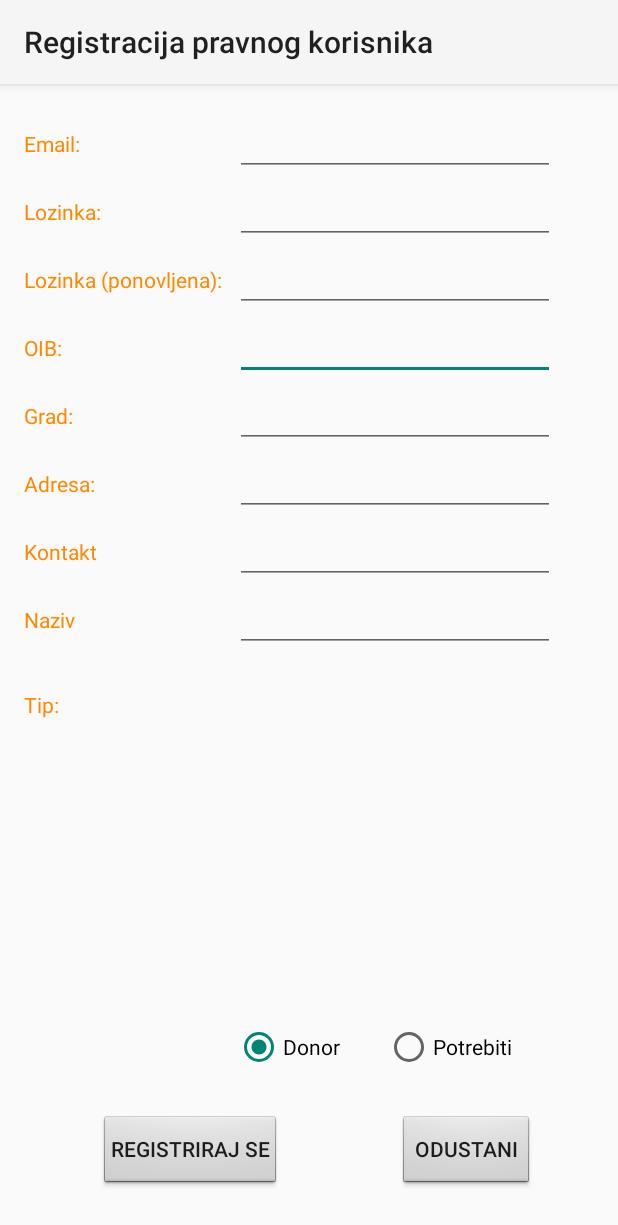
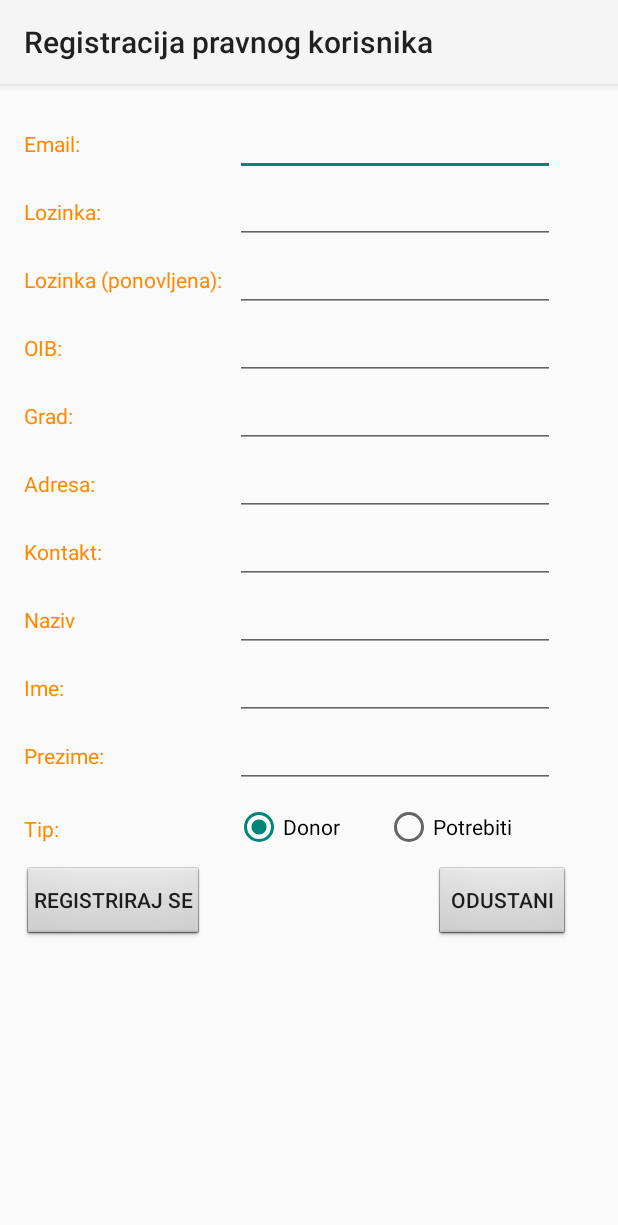
Before and after one commit to valkrhlan/FoodDonor, an Android app: the RegistracijaPravniKorisnik screen opened directly, with no data from a screen before it, on a phone screen of 412 x 824 dp. Shown: the top 1225 px of the screen. Run offline under Robolectric (Android 15) with nearby library versions, the phone set to English and light mode, and no system bars; our stand-ins replace ButterKnife.

Commit message:
Dodana dva edittext-a (ime i prezime) kod registracije pravne osobe.

```diff
--- a/FoodDonor/app/src/main/java/com/coky/app/RegistracijaPravniKorisnik.java
+++ b/FoodDonor/app/src/main/java/com/coky/app/RegistracijaPravniKorisnik.java
@@ -56,6 +56,12 @@ public class RegistracijaPravniKorisnik extends AppCompatActivity implements WsD
 
     @BindView(R.id.editNazivRP)
     EditText editNaziv;
+
+    @BindView(R.id.editImeRP)
+    EditText editIme;
+
+    @BindView(R.id.editPrezimeRP)
+    EditText editPrezime;
 
     @BindView(R.id.buttonOdustaniRP)
     Button odustani;
--- a/FoodDonor/app/src/main/res/layout/activity_registracija_pravni.xml
+++ b/FoodDonor/app/src/main/res/layout/activity_registracija_pravni.xml
@@ -1,14 +1,24 @@
 <?xml version="1.0" encoding="utf-8"?>
-<RelativeLayout xmlns:android="http://schemas.android.com/apk/res/android"
+
+<ScrollView xmlns:android="http://schemas.android.com/apk/res/android"
     xmlns:tools="http://schemas.android.com/tools"
-    android:id="@+id/activity_registracija_pravni"
+    tools:context="com.coky.app.RegistracijaPravniKorisnik"
     android:layout_width="match_parent"
     android:layout_height="match_parent"
+    android:id="@+id/activity_registracija_pravni">
+
+
+<RelativeLayout
+
+    android:layout_width="wrap_content"
+    android:layout_height="wrap_content"
     android:paddingBottom="@dimen/activity_vertical_margin"
     android:paddingLeft="@dimen/activity_horizontal_margin"
     android:paddingRight="@dimen/activity_horizontal_margin"
     android:paddingTop="@dimen/activity_vertical_margin"
-    tools:context="com.coky.app.RegistracijaPravniKorisnik">
+    >
+
+                <!-- EMAIL -->
 
     <TextView
         android:text="Email:"
@@ -24,11 +34,88 @@
     <EditText
         android:layout_width="wrap_content"
         android:layout_height="wrap_content"
+        android:inputType="textEmailAddress"
+        android:ems="10"
+        android:id="@+id/editMailRP"
+        android:layout_alignParentTop="true"
+        android:layout_alignParentEnd="true"
+        android:layout_marginEnd="26dp" />
+
+                <!-- LOZINKA -->
+
+    <TextView
+        android:textColor="@android:color/holo_orange_dark"
+        android:text="Lozinka:"
+        android:layout_width="wrap_content"
+        android:layout_height="wrap_content"
+        android:id="@+id/textView5"
+        android:layout_alignBaseline="@+id/editLozinkaRP"
+        android:layout_alignBottom="@+id/editLozinkaRP"
+        android:layout_alignParentStart="true" />
+
+    <EditText
+        android:layout_width="wrap_content"
+        android:layout_height="wrap_content"
+        android:inputType="textPassword"
+        android:ems="10"
+        android:id="@+id/editLozinkaRP"
+        android:layout_below="@+id/editMailRP"
+        android:layout_alignStart="@+id/editMailRP" />
+
+                <!-- LOZINKA PONOVLJENA -->
+
+    <TextView
+        android:textColor="@android:color/holo_orange_dark"
+        android:text="Lozinka (ponovljena):"
+        android:layout_width="wrap_content"
+        android:layout_height="wrap_content"
+        android:id="@+id/textView6"
+        android:layout_above="@+id/editOibRP"
+        android:layout_alignParentStart="true"
+        android:layout_alignBaseline="@+id/editPonovljenaRP"
+        />
+
+    <EditText
+        android:layout_width="wrap_content"
+        android:layout_height="wrap_content"
+        android:ems="10"
+        android:inputType="textPassword"
+        android:id="@+id/editPonovljenaRP"
+        android:layout_below="@+id/editLozinkaRP"
+        android:layout_alignStart="@+id/editLozinkaRP" />
+
+                <!-- OIB -->
+
+    <TextView
+        android:textColor="@android:color/holo_orange_dark"
+        android:text="OIB:"
+        android:layout_width="wrap_content"
+        android:layout_height="wrap_content"
+        android:id="@+id/textView7"
+        android:layout_alignBaseline="@+id/editOibRP"
+        android:layout_alignBottom="@+id/editOibRP"
+        android:layout_alignParentStart="true" />
+
+    <EditText
+        android:layout_width="wrap_content"
+        android:layout_height="wrap_content"
         android:inputType="number"
         android:ems="10"
         android:layout_below="@+id/editPonovljenaRP"
         android:layout_alignStart="@+id/editPonovljenaRP"
         android:id="@+id/editOibRP" />
+
+                <!-- GRAD -->
+
+    <TextView
+        android:textColor="@android:color/holo_orange_dark"
+        android:text="Grad:"
+        android:layout_width="wrap_content"
+        android:layout_height="wrap_content"
+        android:id="@+id/textView8"
+        android:layout_alignBaseline="@+id/editGradRP"
+        android:layout_alignBottom="@+id/editGradRP"
+        android:layout_alignParentStart="true" />
 
     <EditText
         android:layout_width="wrap_content"
@@ -40,35 +127,7 @@
         android:inputType="textPersonName"
         />
 
-    <TextView
-        android:textColor="@android:color/holo_orange_dark"
-        android:text="Lozinka:"
-        android:layout_width="wrap_content"
-        android:layout_height="wrap_content"
-        android:id="@+id/textView5"
-        android:layout_alignBaseline="@+id/editLozinkaRP"
-        android:layout_alignBottom="@+id/editLozinkaRP"
-        android:layout_alignParentStart="true" />
-
-    <TextView
-        android:textColor="@android:color/holo_orange_dark"
-        android:text="OIB:"
-        android:layout_width="wrap_content"
-        android:layout_height="wrap_content"
-        android:id="@+id/textView7"
-        android:layout_alignBaseline="@+id/editOibRP"
-        android:layout_alignBottom="@+id/editOibRP"
-        android:layout_alignParentStart="true" />
-
-    <TextView
-        android:textColor="@android:color/holo_orange_dark"
-        android:text="Grad:"
-        android:layout_width="wrap_content"
-        android:layout_height="wrap_content"
-        android:id="@+id/textView8"
-        android:layout_alignBaseline="@+id/editGradRP"
-        android:layout_alignBottom="@+id/editGradRP"
-        android:layout_alignParentStart="true" />
+                <!-- ADRESA -->
 
     <TextView
         android:textColor="@android:color/holo_orange_dark"
@@ -85,18 +144,21 @@
         android:layout_height="wrap_content"
         android:inputType="textPersonName"
         android:ems="10"
-        android:layout_below="@+id/editKontaktRP"
-        android:layout_alignEnd="@+id/editKontaktRP"
-        android:id="@+id/editNazivRP" />
-
-    <EditText
-        android:layout_width="wrap_content"
-        android:layout_height="wrap_content"
-        android:inputType="textPersonName"
-        android:ems="10"
         android:id="@+id/editAdresaRP"
         android:layout_below="@+id/editGradRP"
         android:layout_alignStart="@+id/editGradRP" />
+
+                <!-- KONTAKT -->
+
+    <TextView
+        android:textColor="@android:color/holo_orange_dark"
+        android:text="Kontakt:"
+        android:layout_width="wrap_content"
+        android:layout_height="wrap_content"
+        android:id="@+id/textView10"
+        android:layout_alignBaseline="@+id/editKontaktRP"
+        android:layout_alignBottom="@+id/editKontaktRP"
+        android:layout_alignParentStart="true" />
 
     <EditText
         android:layout_width="wrap_content"
@@ -106,6 +168,8 @@
         android:id="@+id/editKontaktRP"
         android:layout_below="@+id/editAdresaRP"
         android:layout_alignStart="@+id/editAdresaRP" />
+
+                <!-- NAZIV -->
 
     <TextView
         android:textColor="@android:color/holo_orange_dark"
@@ -117,45 +181,78 @@
         android:layout_alignBottom="@+id/editNazivRP"
         android:layout_alignParentStart="true" />
 
+    <EditText
+        android:layout_width="wrap_content"
+        android:layout_height="wrap_content"
+        android:inputType="textPersonName"
+        android:ems="10"
+        android:layout_below="@+id/editKontaktRP"
+        android:layout_alignEnd="@+id/editKontaktRP"
+        android:id="@+id/editNazivRP" />
 
+                <!-- IME -->
 
     <TextView
         android:textColor="@android:color/holo_orange_dark"
-        android:text="Kontakt"
+        android:text="Ime:"
         android:layout_width="wrap_content"
         android:layout_height="wrap_content"
-        android:id="@+id/textView10"
-        android:layout_alignBaseline="@+id/editKontaktRP"
-        android:layout_alignBottom="@+id/editKontaktRP"
+        android:id="@+id/textView21"
+        android:layout_alignBaseline="@+id/editImeRP"
+        android:layout_alignBottom="@+id/editImeRP"
         android:layout_alignParentStart="true" />
 
     <EditText
         android:layout_width="wrap_content"
         android:layout_height="wrap_content"
-        android:inputType="textEmailAddress"
         android:ems="10"
-        android:id="@+id/editMailRP"
-        android:layout_alignParentTop="true"
-        android:layout_alignParentEnd="true"
-        android:layout_marginEnd="26dp" />
+        android:layout_below="@+id/editNazivRP"
+        android:layout_alignStart="@+id/editNazivRP"
+        android:id="@+id/editImeRP"
+        android:inputType="textPersonName" />
+
+                <!-- PREZIME -->
+
+    <TextView
+        android:textColor="@android:color/holo_orange_dark"
+        android:text="Prezime:"
+        android:layout_width="wrap_content"
+        android:layout_height="wrap_content"
+        android:id="@+id/textView22"
+        android:layout_alignBaseline="@+id/editPrezimeRP"
+        android:layout_alignBottom="@+id/editPrezimeRP"
+        android:layout_alignParentStart="true" />
+
+    <EditText
+        android:layout_width="wrap_content"
+        android:layout_height="wrap_content"
+        android:ems="10"
+        android:layout_below="@+id/editImeRP"
+        android:layout_alignStart="@+id/editImeRP"
+        android:id="@+id/editPrezimeRP"
+        android:inputType="textPersonName" />
+
+                <!-- TIP -->
 
     <TextView
         android:textColor="@android:color/holo_orange_dark"
         android:text="Tip:"
         android:layout_width="wrap_content"
         android:layout_height="wrap_content"
-        android:layout_below="@+id/editNazivRP"
+        android:layout_below="@+id/editPrezimeRP"
         android:layout_alignParentStart="true"
-        android:layout_marginTop="25dp"
+        android:layout_marginTop="17dp"
         android:id="@+id/textView3" />
 
     <RadioGroup
         android:layout_width="215dp"
         android:layout_height="50dp"
         android:orientation="horizontal"
-        android:layout_above="@+id/buttonRegistrirajSeRP"
-        android:layout_alignStart="@+id/editNazivRP"
+
+        android:layout_below="@+id/editPrezimeRP"
+        android:layout_alignStart="@+id/editPrezimeRP"
         android:layout_marginBottom="12dp"
+        android:layout_marginTop="10dp"
         android:id="@+id/radioGroup">
 
         <RadioButton
@@ -179,20 +276,12 @@
         android:layout_width="wrap_content"
         android:layout_height="wrap_content"
         android:layout_marginBottom="16dp"
+        android:layout_marginTop="16dp"
         android:id="@+id/buttonRegistrirajSeRP"
-        android:layout_alignParentBottom="true"
-        android:layout_toEndOf="@+id/textView5"
+        android:layout_below="@+id/textView3"
+        android:layout_alignParentStart="true"
         android:background="@android:drawable/btn_default_small"
         tools:background="@android:drawable/btn_default" />
-
-    <EditText
-        android:layout_width="wrap_content"
-        android:layout_height="wrap_content"
-        android:inputType="textPassword"
-        android:ems="10"
-        android:id="@+id/editLozinkaRP"
-        android:layout_below="@+id/editMailRP"
-        android:layout_alignStart="@+id/editMailRP" />
 
     <Button
         android:text="Odustani"
@@ -200,29 +289,11 @@
         android:layout_height="wrap_content"
         android:id="@+id/buttonOdustaniRP"
         android:layout_marginEnd="17dp"
+        android:layout_marginTop="16dp"
         android:background="@android:drawable/btn_default_small"
-        android:layout_below="@+id/radioGroup"
-        android:layout_alignEnd="@+id/radioGroup" />
-
-    <EditText
-        android:layout_width="wrap_content"
-        android:layout_height="wrap_content"
-        android:ems="10"
-        android:inputType="textPassword"
-        android:id="@+id/editPonovljenaRP"
-        android:layout_below="@+id/editLozinkaRP"
-        android:layout_alignStart="@+id/editLozinkaRP" />
-
-    <TextView
-        android:textColor="@android:color/holo_orange_dark"
-        android:text="Lozinka (ponovljena):"
-        android:layout_width="wrap_content"
-        android:layout_height="wrap_content"
-        android:id="@+id/textView6"
-        android:layout_above="@+id/editOibRP"
-        android:layout_alignParentStart="true"
-        android:layout_alignBaseline="@+id/editPonovljenaRP"
-        />
-
+        android:layout_alignParentEnd="true"
+        android:layout_alignBaseline="@+id/buttonRegistrirajSeRP"
+        android:layout_alignBottom="@+id/buttonRegistrirajSeRP"/>
 
 </RelativeLayout>
+</ScrollView>
```
